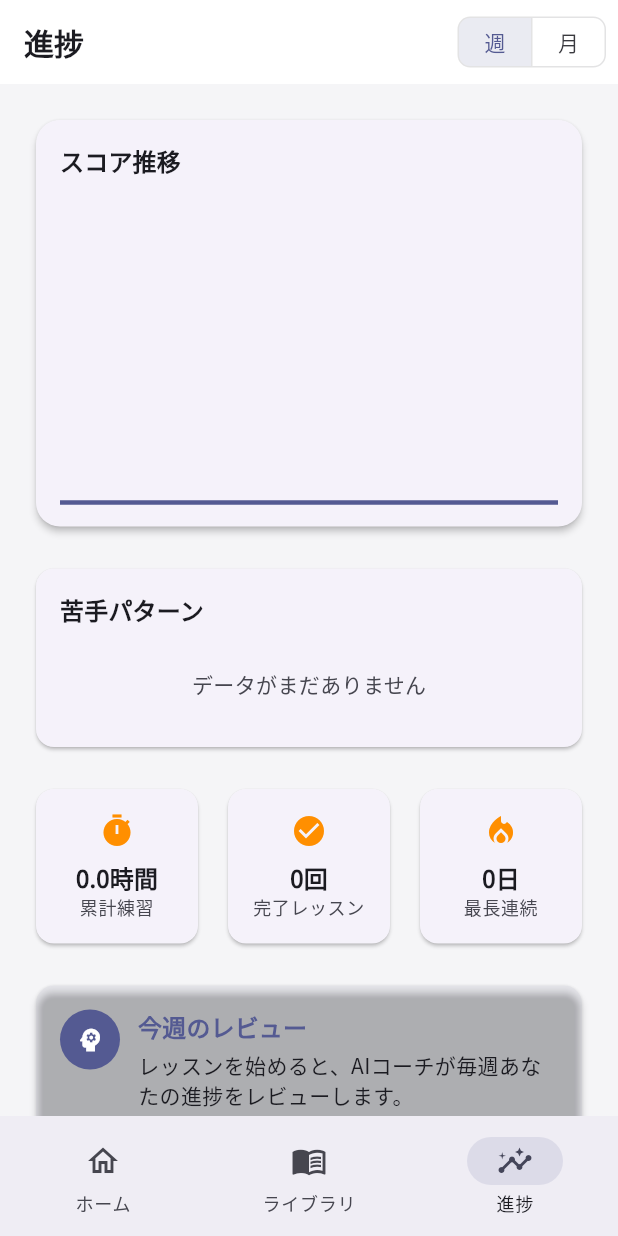
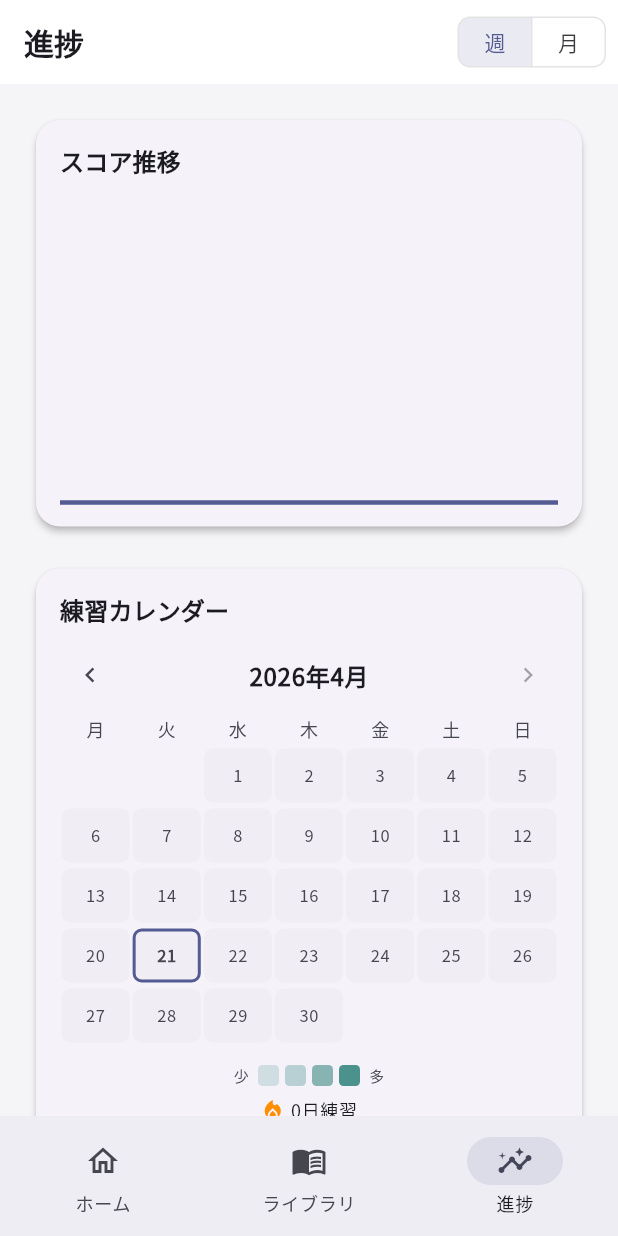
Before and after one commit to ishtos/Doppel, a Flutter app: the ProgressScreen screen opened by its route, on a phone screen of 412 x 824 dp. Run offline on Flutter 3.47's test engine with Material 3 defaults, Android fonts, the phone set to English and light mode, and no system bars; drawn by our look-alikes of fl_chart; our stand-ins replace flutter_local_notifications, flutter_riverpod, flutter_tts, freezed_annotation, go_router, google_fonts and 4 more; missing offline and left inert: record; accounts and stored records are empty; generated files the repository leaves out were written again.

Commit message:
feat: add practice streak calendar to Progress screen
Add a monthly calendar heatmap widget that visualizes daily practice
activity with score-based color intensity, month navigation, legend,
and monthly summary stats.

https://claude.ai/code/session_01KUBpdsTeW86yNz21xSESus

```diff
--- /dev/null
+++ b/lib/features/progress/data/models/day_activity.dart
@@ -0,0 +1,11 @@
+class DayActivity {
+  const DayActivity({
+    required this.practiceCount,
+    required this.avgScore,
+    required this.bestScore,
+  });
+
+  final int practiceCount;
+  final double avgScore;
+  final int bestScore;
+}
--- a/lib/features/progress/data/repositories/progress_repository.dart
+++ b/lib/features/progress/data/repositories/progress_repository.dart
@@ -2,6 +2,7 @@ import 'package:hive_ce_flutter/hive_ce_flutter.dart';
 
 import '../../../feedback/data/models/feedback_model.dart';
 import '../../../../shared/utils/hive_utils.dart'; // FIXED: deepCast を共通ユーティリティから参照
+import '../models/day_activity.dart';
 import '../models/user_progress_model.dart';
 
 class ProgressRepository {
@@ -78,6 +79,30 @@ class ProgressRepository {
       ..sort((a, b) => a.createdAt.compareTo(b.createdAt));
   }
 
+  // FIXED: 月間カレンダー用の日別アクティビティを集計
+  Map<DateTime, DayActivity> getMonthlyActivity(int year, int month) {
+    final grouped = <DateTime, List<FeedbackModel>>{};
+
+    for (final raw in feedbackBox.values) {
+      final fb = FeedbackModel.fromJson(deepCast(raw));
+      final date = DateTime(
+          fb.createdAt.year, fb.createdAt.month, fb.createdAt.day);
+      if (date.year == year && date.month == month) {
+        grouped.putIfAbsent(date, () => []).add(fb);
+      }
+    }
+
+    return grouped.map((date, fbs) {
+      final scores = fbs.map((f) => f.overallScore);
+      final avg = scores.reduce((a, b) => a + b) / fbs.length;
+      final best = scores.reduce((a, b) => a > b ? a : b);
+      return MapEntry(
+        date,
+        DayActivity(practiceCount: fbs.length, avgScore: avg, bestScore: best),
+      );
+    });
+  }
+
   /// Analyze weak pronunciation patterns from recent feedback.
   Map<String, double> getWeakPatterns() {
     final feedbacks = feedbackBox.values
--- a/lib/features/progress/presentation/providers/progress_provider.dart
+++ b/lib/features/progress/presentation/providers/progress_provider.dart
@@ -2,6 +2,7 @@ import 'package:flutter_riverpod/flutter_riverpod.dart';
 
 import '../../../../shared/providers/db_providers.dart';
 import '../../../feedback/data/models/feedback_model.dart';
+import '../../data/models/day_activity.dart';
 import '../../data/models/user_progress_model.dart';
 
 /// User progress data.
@@ -19,3 +20,17 @@ final scoreHistoryProvider =
 final weakPatternsProvider = Provider<Map<String, double>>((ref) {
   return ref.watch(progressRepositoryProvider).getWeakPatterns();
 });
+
+// FIXED: カレンダー表示用の月選択状態
+final selectedMonthProvider = StateProvider<DateTime>((ref) {
+  final now = DateTime.now();
+  return DateTime(now.year, now.month);
+});
+
+// FIXED: 選択月の日別練習アクティビティ
+final monthlyActivityProvider = Provider<Map<DateTime, DayActivity>>((ref) {
+  final month = ref.watch(selectedMonthProvider);
+  return ref
+      .watch(progressRepositoryProvider)
+      .getMonthlyActivity(month.year, month.month);
+});
--- a/lib/features/progress/presentation/screens/progress_screen.dart
+++ b/lib/features/progress/presentation/screens/progress_screen.dart
@@ -3,6 +3,7 @@ import 'package:flutter/material.dart';
 import 'package:flutter_riverpod/flutter_riverpod.dart';
 
 import '../providers/progress_provider.dart';
+import '../widgets/streak_calendar.dart';
 
 class ProgressScreen extends ConsumerStatefulWidget {
   const ProgressScreen({super.key});
@@ -106,6 +107,10 @@ class _ProgressScreenState extends ConsumerState<ProgressScreen> {
                 ),
               ),
             ),
+            const SizedBox(height: 20),
+
+            // FIXED: 練習ストリークカレンダー追加
+            const StreakCalendar(),
             const SizedBox(height: 20),
 
             // Weak points
--- /dev/null
+++ b/lib/features/progress/presentation/widgets/streak_calendar.dart
@@ -0,0 +1,354 @@
+import 'package:flutter/material.dart';
+import 'package:flutter_riverpod/flutter_riverpod.dart';
+
+import '../../data/models/day_activity.dart';
+import '../providers/progress_provider.dart';
+
+class StreakCalendar extends ConsumerWidget {
+  const StreakCalendar({super.key});
+
+  @override
+  Widget build(BuildContext context, WidgetRef ref) {
+    final theme = Theme.of(context);
+    final selectedMonth = ref.watch(selectedMonthProvider);
+    final activity = ref.watch(monthlyActivityProvider);
+    final now = DateTime.now();
+
+    final year = selectedMonth.year;
+    final month = selectedMonth.month;
+    final daysInMonth = DateTime(year, month + 1, 0).day;
+    final firstWeekday = DateTime(year, month, 1).weekday;
+
+    final practicedDays = activity.length;
+    final avgScore = activity.isEmpty
+        ? 0.0
+        : activity.values.map((a) => a.avgScore).reduce((a, b) => a + b) /
+            activity.length;
+
+    final canGoForward =
+        year < now.year || (year == now.year && month < now.month);
+
+    return Card(
+      child: Padding(
+        padding: const EdgeInsets.all(16),
+        child: Column(
+          crossAxisAlignment: CrossAxisAlignment.start,
+          children: [
+            Text('練習カレンダー', style: theme.textTheme.titleSmall),
+            const SizedBox(height: 12),
+            _MonthNavigation(
+              year: year,
+              month: month,
+              canGoForward: canGoForward,
+              onPrevious: () {
+                ref.read(selectedMonthProvider.notifier).state =
+                    DateTime(year, month - 1);
+              },
+              onNext: canGoForward
+                  ? () {
+                      ref.read(selectedMonthProvider.notifier).state =
+                          DateTime(year, month + 1);
+                    }
+                  : null,
+            ),
+            const SizedBox(height: 8),
+            _WeekdayHeaders(theme: theme),
+            const SizedBox(height: 4),
+            _CalendarGrid(
+              year: year,
+              month: month,
+              daysInMonth: daysInMonth,
+              firstWeekday: firstWeekday,
+              activity: activity,
+              today: now,
+              theme: theme,
+            ),
+            const SizedBox(height: 12),
+            _Legend(theme: theme),
+            const SizedBox(height: 8),
+            _MonthlySummary(
+              theme: theme,
+              practicedDays: practicedDays,
+              avgScore: avgScore,
+            ),
+          ],
+        ),
+      ),
+    );
+  }
+}
+
+class _MonthNavigation extends StatelessWidget {
+  const _MonthNavigation({
+    required this.year,
+    required this.month,
+    required this.canGoForward,
+    required this.onPrevious,
+    required this.onNext,
+  });
+
+  final int year;
+  final int month;
+  final bool canGoForward;
+  final VoidCallback onPrevious;
+  final VoidCallback? onNext;
+
+  @override
+  Widget build(BuildContext context) {
+    final theme = Theme.of(context);
+    return Row(
+      mainAxisAlignment: MainAxisAlignment.spaceBetween,
+      children: [
+        IconButton(
+          onPressed: onPrevious,
+          icon: const Icon(Icons.chevron_left),
+          iconSize: 20,
+          visualDensity: VisualDensity.compact,
+        ),
+        Text(
+          '$year年$month月',
+          style: theme.textTheme.bodyLarge?.copyWith(
+            fontWeight: FontWeight.w600,
+          ),
+        ),
+        IconButton(
+          onPressed: onNext,
+          icon: const Icon(Icons.chevron_right),
+          iconSize: 20,
+          visualDensity: VisualDensity.compact,
+        ),
+      ],
+    );
+  }
+}
+
+class _WeekdayHeaders extends StatelessWidget {
+  const _WeekdayHeaders({required this.theme});
+
+  final ThemeData theme;
+
+  static const _weekdays = ['月', '火', '水', '木', '金', '土', '日'];
+
+  @override
+  Widget build(BuildContext context) {
+    return Row(
+      children: _weekdays
+          .map((day) => Expanded(
+                child: Center(
+                  child: Text(
+                    day,
+                    style: theme.textTheme.bodySmall?.copyWith(
+                      color: theme.colorScheme.onSurfaceVariant,
+                    ),
+                  ),
+                ),
+              ))
+          .toList(),
+    );
+  }
+}
+
+class _CalendarGrid extends StatelessWidget {
+  const _CalendarGrid({
+    required this.year,
+    required this.month,
+    required this.daysInMonth,
+    required this.firstWeekday,
+    required this.activity,
+    required this.today,
+    required this.theme,
+  });
+
+  final int year;
+  final int month;
+  final int daysInMonth;
+  final int firstWeekday;
+  final Map<DateTime, DayActivity> activity;
+  final DateTime today;
+  final ThemeData theme;
+
+  @override
+  Widget build(BuildContext context) {
+    final rows = <Widget>[];
+    var dayCounter = 1;
+    final emptyCells = firstWeekday - 1;
+
+    for (var row = 0; row < 6; row++) {
+      if (dayCounter > daysInMonth) break;
+
+      final cells = <Widget>[];
+      for (var col = 0; col < 7; col++) {
+        final cellIndex = row * 7 + col;
+
+        if (cellIndex < emptyCells || dayCounter > daysInMonth) {
+          cells.add(const Expanded(child: SizedBox(height: 36)));
+        } else {
+          final date = DateTime(year, month, dayCounter);
+          final dayActivity = activity[date];
+          final isToday = date.year == today.year &&
+              date.month == today.month &&
+              date.day == today.day;
+
+          cells.add(Expanded(
+            child: _DayCell(
+              day: dayCounter,
+              activity: dayActivity,
+              isToday: isToday,
+              theme: theme,
+            ),
+          ));
+          dayCounter++;
+        }
+      }
+
+      rows.add(Padding(
+        padding: const EdgeInsets.only(bottom: 2),
+        child: Row(children: cells),
+      ));
+    }
+
+    return Column(children: rows);
+  }
+}
+
+class _DayCell extends StatelessWidget {
+  const _DayCell({
+    required this.day,
+    required this.activity,
+    required this.isToday,
+    required this.theme,
+  });
+
+  final int day;
+  final DayActivity? activity;
+  final bool isToday;
+  final ThemeData theme;
+
+  double _intensityFromScore(int score) {
+    if (score >= 80) return 0.7;
+    if (score >= 60) return 0.45;
+    if (score >= 40) return 0.25;
+    return 0.15;
+  }
+
+  @override
+  Widget build(BuildContext context) {
+    Color? bgColor;
+    if (activity != null) {
+      bgColor = theme.colorScheme.tertiary
+          .withValues(alpha: _intensityFromScore(activity!.bestScore));
+    }
+
+    return Container(
+      height: 36,
+      margin: const EdgeInsets.all(1),
+      decoration: BoxDecoration(
+        color: bgColor ??
+            theme.colorScheme.surfaceContainerHighest.withValues(alpha: 0.3),
+        borderRadius: BorderRadius.circular(6),
+        border: isToday
+            ? Border.all(color: theme.colorScheme.primary, width: 2)
+            : null,
+      ),
+      child: Center(
+        child: Column(
+          mainAxisAlignment: MainAxisAlignment.center,
+          children: [
+            Text(
+              '$day',
+              style: theme.textTheme.bodySmall?.copyWith(
+                fontSize: 11,
+                fontWeight: isToday ? FontWeight.bold : null,
+                color: activity != null
+                    ? theme.colorScheme.onTertiaryContainer
+                    : theme.colorScheme.onSurfaceVariant,
+              ),
+            ),
+            if (activity != null && activity!.practiceCount > 1)
+              Container(
+                width: 4,
+                height: 4,
+                decoration: BoxDecoration(
+                  shape: BoxShape.circle,
+                  color: theme.colorScheme.onTertiaryContainer
+                      .withValues(alpha: 0.6),
+                ),
+              ),
+          ],
+        ),
+      ),
+    );
+  }
+}
+
+class _Legend extends StatelessWidget {
+  const _Legend({required this.theme});
+
+  final ThemeData theme;
+
+  @override
+  Widget build(BuildContext context) {
+    return Row(
+      mainAxisAlignment: MainAxisAlignment.center,
+      children: [
+        Text(
+          '少',
+          style: theme.textTheme.bodySmall?.copyWith(
+            color: theme.colorScheme.onSurfaceVariant,
+            fontSize: 10,
+          ),
+        ),
+        const SizedBox(width: 4),
+        for (final alpha in [0.15, 0.25, 0.45, 0.7])
+          Container(
+            width: 14,
+            height: 14,
+            margin: const EdgeInsets.symmetric(horizontal: 2),
+            decoration: BoxDecoration(
+              color: theme.colorScheme.tertiary.withValues(alpha: alpha),
+              borderRadius: BorderRadius.circular(3),
+            ),
+          ),
+        const SizedBox(width: 4),
+        Text(
+          '多',
+          style: theme.textTheme.bodySmall?.copyWith(
+            color: theme.colorScheme.onSurfaceVariant,
+            fontSize: 10,
+          ),
+        ),
+      ],
+    );
+  }
+}
+
+class _MonthlySummary extends StatelessWidget {
+  const _MonthlySummary({
+    required this.theme,
+    required this.practicedDays,
+    required this.avgScore,
+  });
+
+  final ThemeData theme;
+  final int practicedDays;
+  final double avgScore;
+
+  @override
+  Widget build(BuildContext context) {
+    return Row(
+      mainAxisAlignment: MainAxisAlignment.center,
+      children: [
+        Icon(Icons.local_fire_department,
+            size: 16, color: theme.colorScheme.secondary),
+        const SizedBox(width: 4),
+        Text('$practicedDays日練習', style: theme.textTheme.bodySmall),
+        if (practicedDays > 0) ...[
+          const SizedBox(width: 16),
+          Icon(Icons.star, size: 16, color: theme.colorScheme.secondary),
+          const SizedBox(width: 4),
+          Text('平均 ${avgScore.round()}点', style: theme.textTheme.bodySmall),
+        ],
+      ],
+    );
+  }
+}
```
Also changed, not shown: 1 other file.
